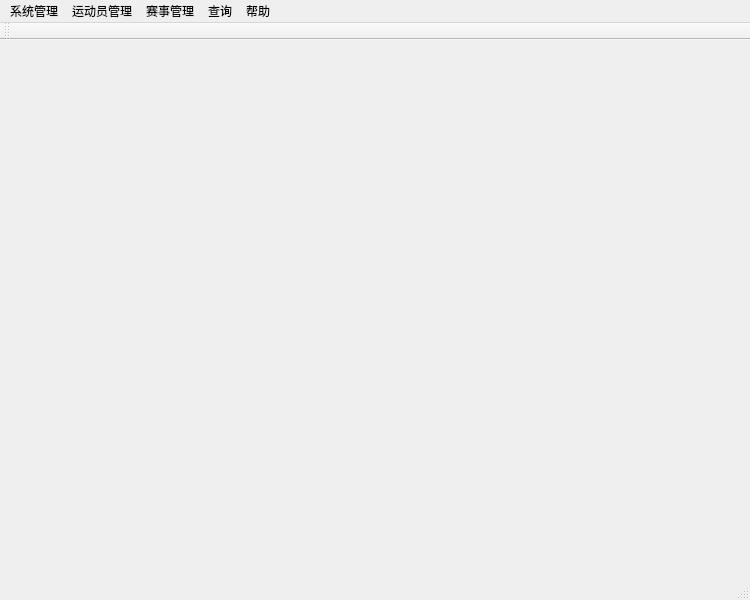
Above: CrossroadGradeManageSystem/mainwindow.ui from JyamlamLaiHust/MotorcrossManagementSystem before the change. Below: the same form after it.
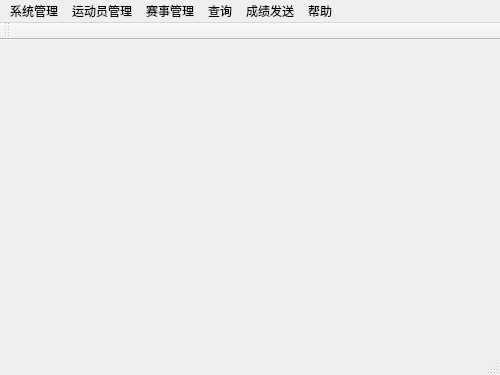
That is the form after the change.

The edit to the form file:
```diff
--- a/CrossroadGradeManageSystem/mainwindow.ui
+++ b/CrossroadGradeManageSystem/mainwindow.ui
@@ -6,10 +6,16 @@
    <rect>
     <x>0</x>
     <y>0</y>
-    <width>750</width>
-    <height>600</height>
+    <width>500</width>
+    <height>375</height>
    </rect>
   </property>
+  <property name="sizePolicy">
+   <sizepolicy hsizetype="Preferred" vsizetype="Preferred">
+    <horstretch>0</horstretch>
+    <verstretch>0</verstretch>
+   </sizepolicy>
+  </property>
   <property name="windowTitle">
    <string>MainWindow</string>
   </property>
@@ -33,7 +39,7 @@
     <rect>
      <x>0</x>
      <y>0</y>
-     <width>750</width>
+     <width>500</width>
      <height>17</height>
     </rect>
    </property>
@@ -80,10 +86,17 @@
     </property>
     <addaction name="action_about"/>
    </widget>
+   <widget class="QMenu" name="menu_6">
+    <property name="title">
+     <string>成绩发送</string>
+    </property>
+    <addaction name="action_broadcast"/>
+   </widget>
    <addaction name="menu"/>
    <addaction name="menu_2"/>
    <addaction name="menu_3"/>
    <addaction name="menu_4"/>
+   <addaction name="menu_6"/>
    <addaction name="menu_5"/>
   </widget>
   <widget class="QToolBar" name="mainToolBar">
```
Left out of the diff: 5 changed lines with no effect on the pictures.
